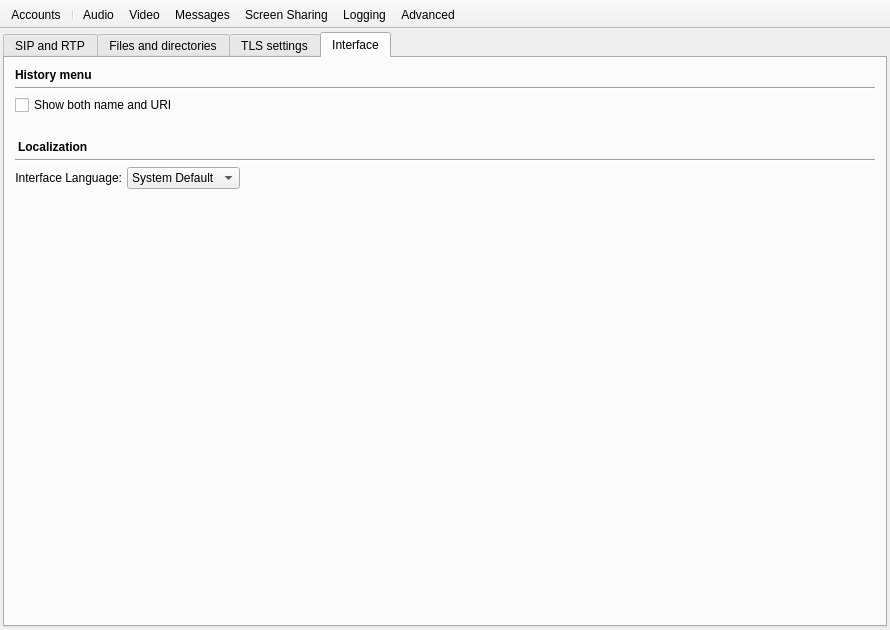
Above: resources/preferences.ui from AGProjects/blink-qt before the change. Below: the same form after it.
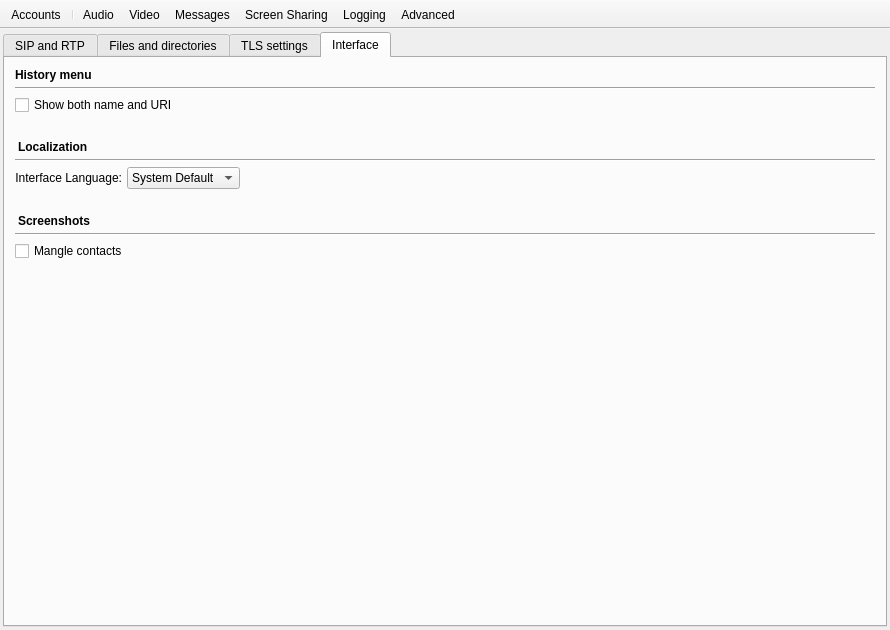
That is the form after the change. The open tabs and pages were chosen to show the change. Icons and pictures are not drawn. Custom widgets are drawn as their Qt base class.

Commit message: Added contact manglers for taking snapshots of the app

The edit to the form file:
```diff
--- a/resources/preferences.ui
+++ b/resources/preferences.ui
@@ -3640,6 +3640,39 @@
              </widget>
             </item>
             <item row="7" column="0">
+             <widget class="QLabel" name="screenshots_label">
+              <property name="font">
+               <font>
+                <weight>75</weight>
+                <bold>true</bold>
+               </font>
+              </property>
+              <property name="styleSheet">
+               <string notr="true">margin-top: 20px;</string>
+              </property>
+              <property name="text">
+               <string>Screenshots</string>
+              </property>
+             </widget>
+            </item>
+            <item row="8" column="0">
+             <widget class="Line" name="line_screenshots">
+              <property name="orientation">
+               <enum>Qt::Horizontal</enum>
+              </property>
+             </widget>
+            </item>
+            <item row="9" column="0">
+             <widget class="QCheckBox" name="mangle_contacts_button">
+              <property name="toolTip">
+               <string>Show invented names and addresses instead of the real ones in the contacts list and the messages pane, for taking screenshots. The domain stays as it is. Nothing is changed in the address book or the history.</string>
+              </property>
+              <property name="text">
+               <string>Mangle contacts</string>
+              </property>
+             </widget>
+            </item>
+            <item row="10" column="0">
              <spacer name="verticalSpacer_5">
               <property name="orientation">
                <enum>Qt::Vertical</enum>
```
The commit also changes 9 other files.
